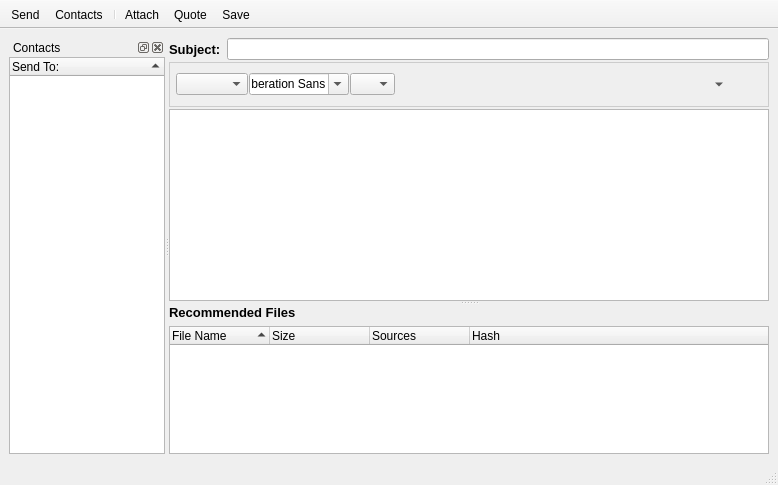
Above: retroshare-gui/src/gui/msgs/ChanMsgDialog.ui from RetroShare/RetroShare before the change. Below: the same form after it.
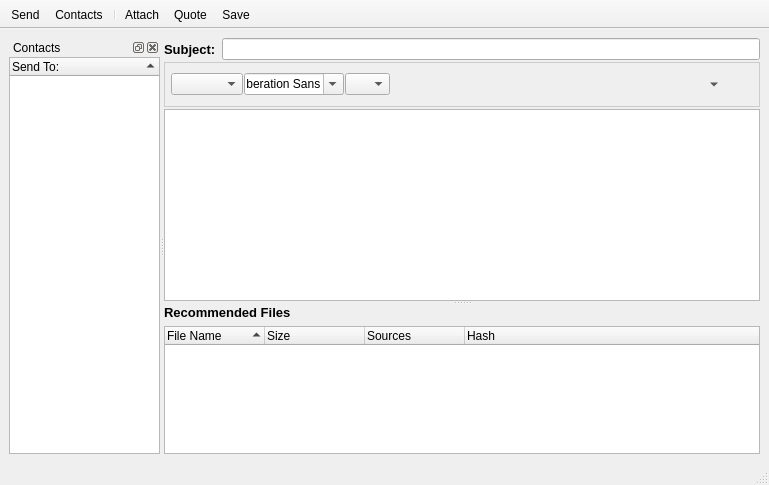
That is the form after the change. Icons and pictures are not drawn.

Commit message: fixed the left side friends list for Message Composer to get resizeable

```diff
--- a/retroshare-gui/src/gui/msgs/ChanMsgDialog.ui
+++ b/retroshare-gui/src/gui/msgs/ChanMsgDialog.ui
@@ -33,14 +33,14 @@
       </property>
       <widget class="QDockWidget" name="contactsdockWidget">
        <property name="sizePolicy">
-        <sizepolicy hsizetype="Fixed" vsizetype="Preferred">
+        <sizepolicy hsizetype="Preferred" vsizetype="Preferred">
          <horstretch>0</horstretch>
          <verstretch>0</verstretch>
         </sizepolicy>
        </property>
        <property name="maximumSize">
         <size>
-         <width>160</width>
+         <width>300</width>
          <height>524287</height>
         </size>
        </property>
@@ -83,7 +83,7 @@
            </property>
            <property name="maximumSize">
             <size>
-             <width>160</width>
+             <width>300</width>
              <height>16777215</height>
             </size>
            </property>
```
Left out of the diff: 16 changed lines with no effect on the pictures.
